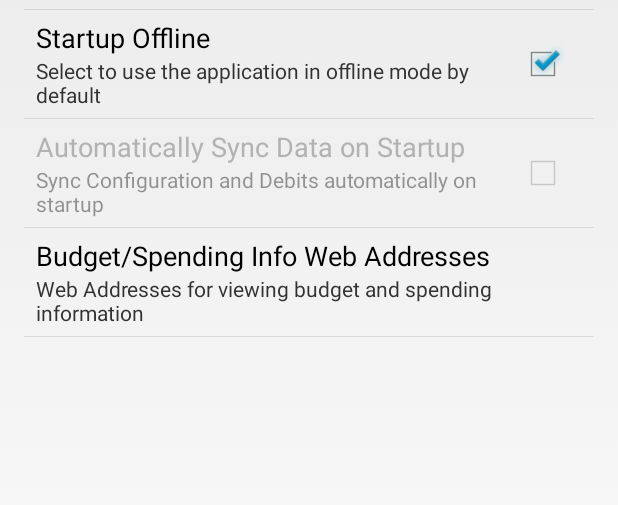
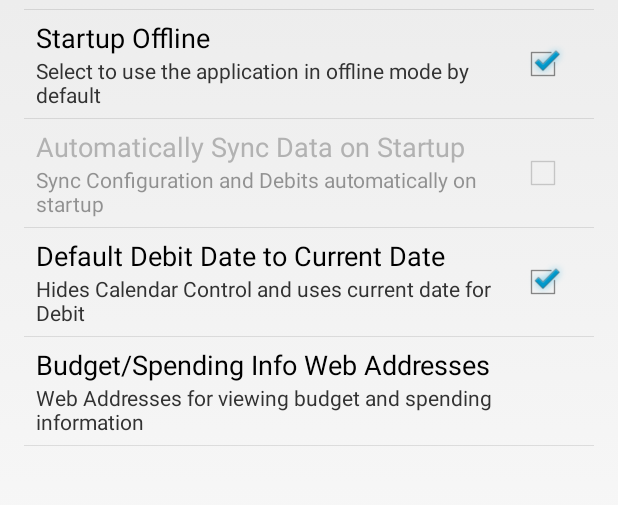
Before and after one commit to DonnOMalley/MySimpleBudgetProject, an Android app: the MainActivity screen opened directly, with no data from a screen before it, in the options menu, after a tap on "Preferences", on a phone screen of 412 x 824 dp, the part 268-773 px from its top. Run offline under Robolectric (Android 15) with nearby library versions, the phone set to English and light mode, and no system bars.

Commit message:
Updated layouts for tablet and landscape. Added borders to the edit text fields Removed manifest entry for managing orientation changes Resolved bugs around store verification logic and synchronizing categories/stores created on device. Cleaned up unused imports and variables

```diff
--- a/MySimpleBudget/src/main/java/com/omalleyland/mysimplebudget/Common.java
+++ b/MySimpleBudget/src/main/java/com/omalleyland/mysimplebudget/Common.java
@@ -1,9 +1,4 @@
 package com.omalleyland.mysimplebudget;
-
-import android.util.Log;
-
-import java.net.PortUnreachableException;
-import java.security.PublicKey;
 
 /**
  * Created by omal310371 on 6/6/13.
@@ -14,7 +9,7 @@ public class Common {
     public static final int         UNKNOWN                             = -1;
 
     /* SQLite DB Constants */
-    public static final int         DATABASE_VERSION                    = 8;
+    public static final int         DATABASE_VERSION                    = 12;
     public static final String      DATABASE_NAME                       = APPLICATION_NAME + "DB";
 
     /* Database Table Status Constants */
@@ -45,7 +40,7 @@ public class Common {
     public static final String      CREATE_CATEGORY_TABLE               = "CREATE TABLE " + tblCATEGORIES + "(" +
                                                                             colCATEGORY_ID + " integer PRIMARY KEY, " +
                                                                             colCATEGORY_NAME + " text NOT NULL UNIQUE, " +
-                                                                            colCATEGORY_SERVER_ID + " integer UNIQUE, " +
+                                                                            colCATEGORY_SERVER_ID + " integer, " +
                                                                             colCATEGORY_SYNC_STATUS + " integer NOT NULL, " +
                                                                             colCATEGORY_ACTIVE_STATUS + " integer NOT NULL);";
     public static final String      DROP_CATEGORY_TABLE                 = "DROP TABLE IF EXISTS " + tblCATEGORIES;
@@ -70,7 +65,7 @@ public class Common {
     public static final String      CREATE_STORE_TABLE                  = "CREATE TABLE " + tblSTORES + "(" +
                                                                             colSTORE_ID + " integer PRIMARY KEY, " +
                                                                             colSTORE_NAME + " text NOT NULL UNIQUE, " +
-                                                                            colSTORE_SERVER_ID + " integer UNIQUE, " +
+                                                                            colSTORE_SERVER_ID + " integer, " +
                                                                             colSTORE_SYNC_STATUS + " integer NOT NULL, " +
                                                                             colSTORE_ACTIVE_STATUS + " integer NOT NULL);";
     public static final String      DROP_STORE_TABLE                    = "DROP TABLE IF EXISTS " + tblSTORES;
@@ -134,6 +129,7 @@ public class Common {
     public static final String      PASSWORD_PREFERENCE                 = "preferenceLoginPassword";
     public static final String      OFFLINE_PREFERENCE                  = "preferenceOffline";
     public static final String      AUTO_SYNC_PREFERENCE                = "preferenceSyncOnLoad";
+    public static final String      DEFAULT_DEBIT_DATE                  = "preferenceDefaultDebitDate";
 
     /* Login Activity Intent Extras/Constants */
     public static final String      LOGIN_RESULT_USER_EXTRA             = "LOGIN_RESULT_USER";
--- a/MySimpleBudget/src/main/java/com/omalleyland/mysimplebudget/MainActivity.java
+++ b/MySimpleBudget/src/main/java/com/omalleyland/mysimplebudget/MainActivity.java
@@ -10,6 +10,7 @@ import android.util.Log;
 import android.view.Menu;
 import android.view.MenuItem;
 import android.view.View;
+import android.view.ViewGroup;
 import android.widget.AdapterView;
 import android.widget.ArrayAdapter;
 import android.widget.Button;
@@ -18,9 +19,7 @@ import android.widget.EditText;
 import android.widget.Spinner;
 import android.widget.Toast;
 
-import java.text.SimpleDateFormat;
 import java.util.ArrayList;
-import java.util.Date;
 import java.util.List;
 
 /**
@@ -43,6 +42,7 @@ public class MainActivity extends Activity implements IBackgroundProcessor {
     private String  loginValidationPage;
     private Boolean offlineStartup;
     private Boolean autoSyncStartup;
+    private Boolean defaultDebitDate;
 
     private ValidateLogin validateLogin;
     private ServerSynchroniser serverSynchroniser;
@@ -87,6 +87,7 @@ public class MainActivity extends Activity implements IBackgroundProcessor {
         password                    = prefs.getString(Common.PASSWORD_PREFERENCE, "");
         offlineStartup              = prefs.getBoolean(Common.OFFLINE_PREFERENCE, false);
         autoSyncStartup             = prefs.getBoolean(Common.AUTO_SYNC_PREFERENCE, true);
+        defaultDebitDate            = prefs.getBoolean(Common.DEFAULT_DEBIT_DATE, false);
         Log.d(className, "Preferences Assigned to Local Variables");
 
         if(!offlineStartup) {
@@ -113,6 +114,13 @@ public class MainActivity extends Activity implements IBackgroundProcessor {
             //Populate UI off of configuration
             loadCategorySpinner();
             loadStoreSpinner();
+        }
+
+        if((defaultDebitDate) && (findViewById(R.id.taggedLayout).getTag().equals("default_layout"))) {
+            if(getResources().getConfiguration().orientation==Configuration.ORIENTATION_PORTRAIT) {
+               dpDebitDate.setVisibility(View.INVISIBLE);
+                dpDebitDate.getLayoutParams().height=0;
+            }
         }
     }
 
@@ -187,7 +195,7 @@ public class MainActivity extends Activity implements IBackgroundProcessor {
               //Posting Complete Message will be shown when posting completes
               return true;
             case R.id.action_login_preferences:
-                startActivity(new Intent(MainActivity.this, Preferences.class));
+                startActivityForResult(new Intent(MainActivity.this, Preferences.class), Common.PREFERENCE_RESULT_CODE);
                 return true;
             case R.id.action_full_sync:
                 prefs.edit().putString(Common.LAST_CATEGORY_SYNC_PREFERENCE, Integer.toString(Common.UNKNOWN)).commit();
@@ -283,6 +291,7 @@ public class MainActivity extends Activity implements IBackgroundProcessor {
             password                    = prefs.getString(Common.PASSWORD_PREFERENCE, "");
             offlineStartup              = prefs.getBoolean(Common.OFFLINE_PREFERENCE, false);
             autoSyncStartup             = prefs.getBoolean(Common.AUTO_SYNC_PREFERENCE, true);
+            defaultDebitDate            = prefs.getBoolean(Common.DEFAULT_DEBIT_DATE, false);
 
             if((this.serverAddress.length() == 0) || (this.loginValidationPage.length() == 0)) {
                 Log.d(className, "Validation Server Missing - Application Exiting");
@@ -290,6 +299,17 @@ public class MainActivity extends Activity implements IBackgroundProcessor {
                 this.finish();
             }
             else if(userName.length() > 0 && password.length() > 0) {
+                if((defaultDebitDate) && (findViewById(R.id.taggedLayout).getTag().equals("default_layout"))) {
+                    if(getResources().getConfiguration().orientation==Configuration.ORIENTATION_PORTRAIT) {
+                        dpDebitDate.setVisibility(View.INVISIBLE);
+                        dpDebitDate.getLayoutParams().height=0;
+                    }
+                }
+                else {
+                    dpDebitDate.setVisibility(View.VISIBLE);
+                    dpDebitDate.getLayoutParams().height = ViewGroup.LayoutParams.WRAP_CONTENT;
+                }
+
                 if(!offlineStartup) {
                     Log.d(className, "Starting Async Login Attempt");
                     if(!this.serverAddress.endsWith("/")) {
--- a/MySimpleBudget/src/main/res/layout-land/main_activity.xml
+++ b/MySimpleBudget/src/main/res/layout-land/main_activity.xml
@@ -8,12 +8,14 @@
         android:layout_weight=".6">
         <RelativeLayout xmlns:android="http://schemas.android.com/apk/res/android"
             xmlns:tools="http://schemas.android.com/tools"
+            android:id="@+id/taggedLayout"
             android:orientation="vertical"
             android:layout_width="match_parent"
             android:layout_height="match_parent"
             tools:context=".MainActivity"
             android:focusable="true"
-            android:focusableInTouchMode="true">
+            android:focusableInTouchMode="true"
+            android:tag="landscape_layout">
             <ScrollView
                 android:layout_width="wrap_content"
                 android:layout_height="wrap_content"
--- a/MySimpleBudget/src/main/res/layout-sw720dp/main_activity.xml
+++ b/MySimpleBudget/src/main/res/layout-sw720dp/main_activity.xml
@@ -8,12 +8,14 @@
         android:layout_weight=".7">
         <RelativeLayout xmlns:android="http://schemas.android.com/apk/res/android"
             xmlns:tools="http://schemas.android.com/tools"
+            android:id="@+id/taggedLayout"
             android:orientation="vertical"
             android:layout_width="match_parent"
             android:layout_height="match_parent"
             tools:context=".MainActivity"
             android:focusable="true"
-            android:focusableInTouchMode="true">
+            android:focusableInTouchMode="true"
+            android:tag="tablet_layout">
             <ScrollView
                 android:layout_width="wrap_content"
                 android:layout_height="wrap_content"
--- a/MySimpleBudget/src/main/res/layout/main_activity.xml
+++ b/MySimpleBudget/src/main/res/layout/main_activity.xml
@@ -3,11 +3,13 @@
 <RelativeLayout xmlns:android="http://schemas.android.com/apk/res/android"
                 xmlns:tools="http://schemas.android.com/tools"
                 android:orientation="vertical"
+                android:id="@+id/taggedLayout"
                 android:layout_width="match_parent"
                 android:layout_height="match_parent"
                 tools:context=".MainActivity"
                 android:focusable="true"
-                android:focusableInTouchMode="true">
+                android:focusableInTouchMode="true"
+                android:tag="default_layout">
 
     <ScrollView
         android:layout_width="wrap_content"
--- a/MySimpleBudget/src/main/res/values/strings.xml
+++ b/MySimpleBudget/src/main/res/values/strings.xml
@@ -33,6 +33,8 @@
     <string name="preference_startup_offline_summary">Select to use the application in offline mode by default</string>
     <string name="preference_automatically_sync_data">Automatically Sync Data on Startup</string>
     <string name="preference_automatically_sync_data_summary">Sync Configuration and Debits automatically on startup</string>
+    <string name="preference_default_debit_date">Default Debit Date to Current Date</string>
+    <string name="preference_default_debit_date_summary">Hides Calendar Control and uses current date for Debit</string>
 
     <!-- Budget/Spending Info Preference Screen Preferences -->
     <string name="preference_budget_spending_info_title">Budget/Spending Info Web Addresses</string>
--- a/MySimpleBudget/src/main/res/xml/preferences.xml
+++ b/MySimpleBudget/src/main/res/xml/preferences.xml
@@ -47,9 +47,13 @@
                         android:summary="@string/preference_startup_offline_summary" />
 
     <CheckBoxPreference android:key="preferenceSyncOnLoad"
-                        android:title="@string/preference_automatically_sync_data"
-                        android:dependency="preferenceOffline"
-                        android:summary="@string/preference_automatically_sync_data_summary" />
+        android:title="@string/preference_automatically_sync_data"
+        android:dependency="preferenceOffline"
+        android:summary="@string/preference_automatically_sync_data_summary" />
+
+    <CheckBoxPreference android:key="preferenceDefaultDebitDate"
+        android:title="@string/preference_default_debit_date"
+        android:summary="@string/preference_default_debit_date_summary" />
 
     <PreferenceScreen android:title="@string/preference_budget_spending_info_title"
                       android:summary="@string/preference_budget_spending_info_summary">
```
Also changed, not shown: MySimpleBudget/src/main/java/com/omalleyland/mysimplebudget/CategoryDBInterface.java (+7 -15 lines), MySimpleBudget/src/main/java/com/omalleyland/mysimplebudget/DebitDBInterface.java (+22 -29 lines), MySimpleBudget/src/main/java/com/omalleyland/mysimplebudget/PostDebitClick.java (+4 -9 lines), MySimpleBudget/src/main/java/com/omalleyland/mysimplebudget/StoreDBInterface.java (+8 -11 lines).
